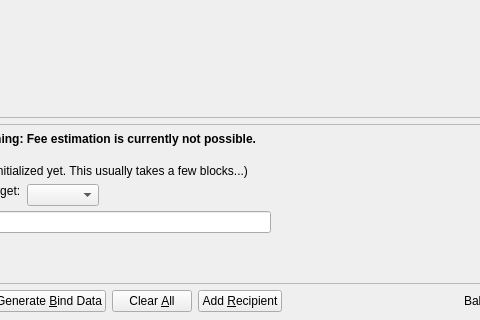
Old version of the form src/qt/forms/sendcoinsdialog.ui in the repository goomario/btchd; both pictures show x 253 to 733 and y 206 to 526 of the 850 by 526 pixel window.
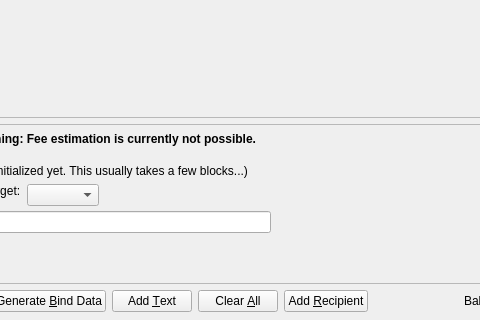
New version of the form. Icons and pictures are not drawn. Custom widgets are drawn as their Qt base class.

Commit message: add message to transaction for qt-wallet

Patch:
```diff
--- a/src/qt/forms/sendcoinsdialog.ui
+++ b/src/qt/forms/sendcoinsdialog.ui
@@ -1184,6 +1184,23 @@
        </property>
       </widget>
      </item>
+     <item>
+      <widget class="QPushButton" name="setTxMessageButton">
+       <property name="toolTip">
+        <string>Add text to transaction</string>
+       </property>
+       <property name="text">
+        <string>Add &amp;Text</string>
+       </property>
+       <property name="icon">
+        <iconset resource="../bitcoin.qrc">
+         <normaloff>:/icons/add</normaloff>:/icons/add</iconset>
+       </property>
+       <property name="autoDefault">
+        <bool>false</bool>
+       </property>
+      </widget>
+     </item>
      <item>
       <widget class="QPushButton" name="clearButton">
        <property name="sizePolicy">
```
The commit also changes 41 other files.
